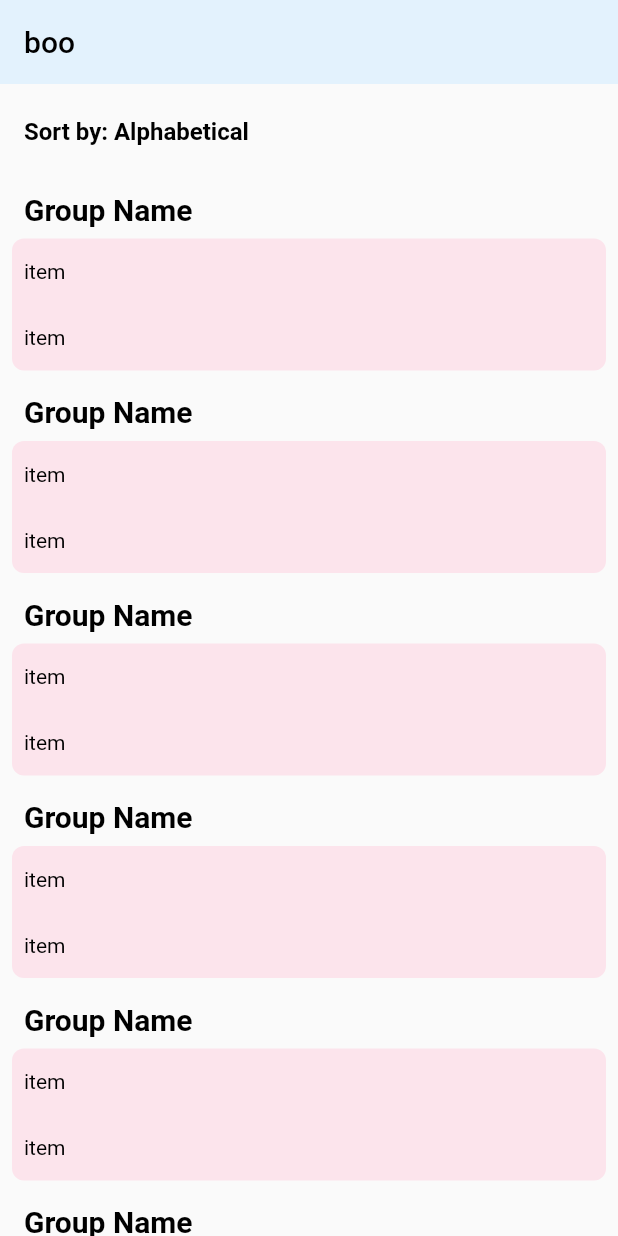
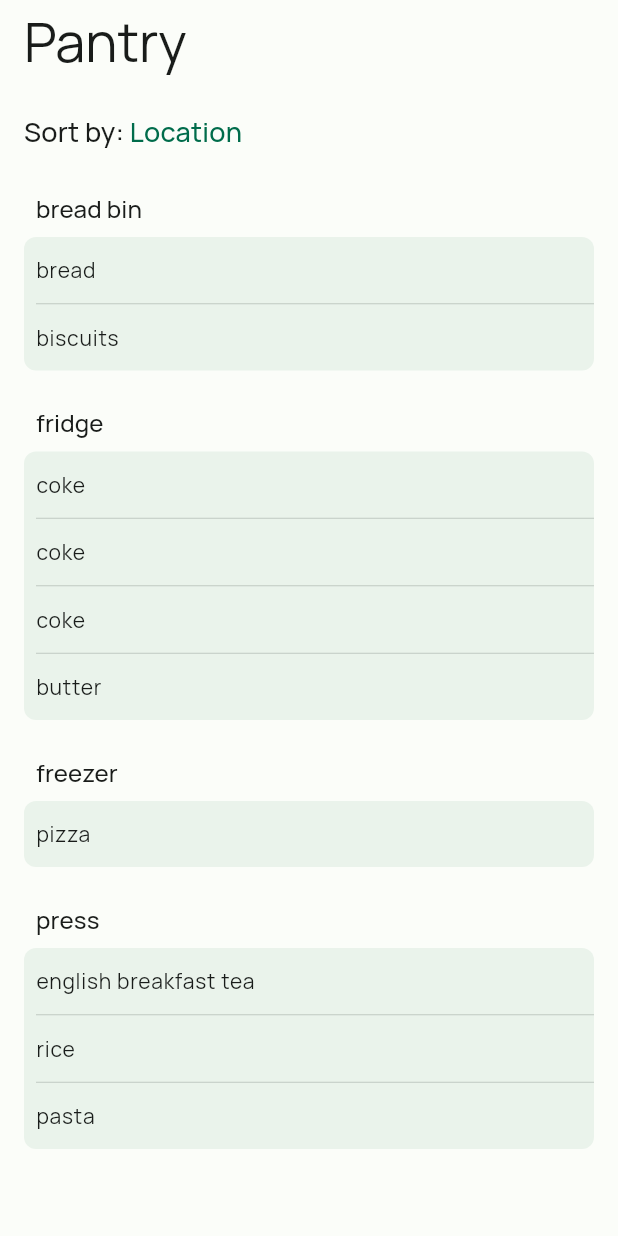
Before and after one commit to davidkmulligan/flutter-notifiers, a Flutter app: the screen it shows after launch, on a phone screen of 412 x 824 dp. Run offline on Flutter 3.47's test engine with Material 2 defaults, Android fonts, the phone set to English and light mode, and no system bars.

Commit message:
some UI layout work

```diff
--- a/lib/inventory_list_group.dart
+++ b/lib/inventory_list_group.dart
@@ -1,21 +1,29 @@
 import 'package:flutter/material.dart';
+import 'package:pantry/consumable.dart';
+
+import 'theme.dart' as theme;
 
 import 'inventory_list_tile.dart';
 
 class InventoryListGroup extends StatelessWidget {
-  const InventoryListGroup({Key? key}) : super(key: key);
+  const InventoryListGroup(
+      {required this.groupTitle, required this.groupList, Key? key})
+      : super(key: key);
+
+  final String groupTitle;
+  final List<Consumable> groupList;
 
   @override
   Widget build(BuildContext context) {
     return Container(
-      margin: const EdgeInsets.fromLTRB(8.0, 0.0, 8.0, 8.0),
+      margin: const EdgeInsets.fromLTRB(16.0, 0.0, 16.0, 16.0),
       // width:
       //     MediaQuery.of(context).size.width - 16.0, // 8px padding on each side
       // color: Colors.pink[900],
       child: Column(
         children: [
-          _groupTitle('Group Name'),
-          _groupBody(),
+          _groupTitle(groupTitle),
+          _groupBody(groupList),
         ],
       ),
     );
@@ -25,26 +33,35 @@ class InventoryListGroup extends StatelessWidget {
 Widget _groupTitle(String title) => Container(
       alignment: Alignment.centerLeft,
       padding: const EdgeInsets.all(8.0),
+      // padding: const EdgeInsets.symmetric(vertical: 8.0),
       // color: Colors.pink[700],
       child: Text(
         title,
-        style: const TextStyle(
-          color: Colors.black,
-          fontSize: 20.0,
-          fontWeight: FontWeight.bold,
-        ),
+        style: theme.Typography.titleSmall(theme.Light.onBackground),
       ),
     );
 
-Widget _groupBody() => Container(
+Widget _groupBody(List<Consumable> list) {
+  final _listTiles = <Widget>[];
+
+  for (Consumable c in list) {
+    _listTiles.add(InventoryListTile(itemName: c.name));
+    _listTiles.add(Divider(
+      indent: 8.0,
+      height: 1.0,
+      color: theme.Light.onSurfaceAccent,
+    ));
+  }
+
+  _listTiles.removeLast();
+
+  return Container(
     decoration: BoxDecoration(
-        color: Colors.pink[50],
+      color: theme.Light.surface,
       borderRadius: BorderRadius.circular(8.0),
     ),
     child: Column(
-        children: const [
-          InventoryListTile(itemName: 'item'),
-          InventoryListTile(itemName: 'item'),
-        ],
+      children: _listTiles,
     ),
   );
+}
--- a/lib/inventory_list_tile.dart
+++ b/lib/inventory_list_tile.dart
@@ -1,4 +1,6 @@
 import 'package:flutter/material.dart';
+
+import 'theme.dart' as theme;
 
 class InventoryListTile extends StatelessWidget {
   const InventoryListTile({Key? key, required this.itemName}) : super(key: key);
@@ -14,7 +16,7 @@ class InventoryListTile extends StatelessWidget {
       // color: Colors.pink[50],
       child: Text(
         itemName,
-        style: const TextStyle(color: Colors.black),
+        style: theme.Typography.bodyMedium(theme.Light.onSurface),
       ),
     );
   }
--- a/lib/inventory_view.dart
+++ b/lib/inventory_view.dart
@@ -2,58 +2,114 @@ import 'package:flutter/material.dart';
 import 'package:flutter/services.dart';
 
 import 'inventory_list_group.dart';
+
+import 'consumable.dart';
+import 'theme.dart' as theme;
+import 'store.dart' as store;
 
 class InventoryView extends StatelessWidget {
   const InventoryView({Key? key}) : super(key: key);
 
   @override
   Widget build(BuildContext context) {
+    final Map<String, List<Consumable>> _groups = <String, List<Consumable>>{};
+
+    for (Consumable consumable in store.consumables) {
+      if (_groups.containsKey(consumable.location)) {
+        _groups[consumable.location]!.add(consumable);
+      } else {
+        _groups[consumable.location] = [consumable];
+      }
+    }
+
     return Scaffold(
+      backgroundColor: theme.Light.background,
       appBar: _appBar(),
-      body: _body(),
+      body: _stackBody(_groups),
     );
   }
 }
 
-AppBar _appBar() => AppBar(
-      systemOverlayStyle: SystemUiOverlayStyle.dark,
-      backgroundColor: Colors.blue[50],
-      elevation: 0.0,
-      title: const Text('boo', style: TextStyle(color: Colors.black)),
+Stack _stackBody(Map<String, List<Consumable>> groups) => Stack(
+      children: [
+        _body(groups),
+        _stackOverlay(),
+      ],
     );
 
-Widget _body() => Column(
+Widget _stackOverlay() => Column(
+      mainAxisAlignment: MainAxisAlignment.end,
       children: [
-        _sortBy(),
-        Expanded(
-          child: ListView(
-            children: const [
-              InventoryListGroup(),
-              InventoryListGroup(),
-              InventoryListGroup(),
-              InventoryListGroup(),
-              InventoryListGroup(),
-              InventoryListGroup(),
-              InventoryListGroup(),
-            ],
+        Container(
+          // alignment: Alignment.bottomCenter,
+          height: 48.0,
+
+          decoration: BoxDecoration(
+            gradient: LinearGradient(
+              begin: Alignment.topCenter,
+              end: Alignment.bottomCenter,
+              colors: [theme.Light.backgroundFaded, theme.Light.background],
+            ),
           ),
         ),
       ],
     );
 
+AppBar _appBar() => AppBar(
+      systemOverlayStyle: SystemUiOverlayStyle.dark,
+      backgroundColor: Colors.transparent,
+      elevation: 0.0,
+      title: Text('Pantry',
+          style: theme.Typography.display(theme.Light.onBackground)),
+    );
+
+Widget _body(Map<String, List<Consumable>> groups) {
+  final _listGroups = <Widget>[];
+  final _keys = groups.keys;
+
+  for (var k in _keys) {
+    _listGroups.add(InventoryListGroup(
+      groupTitle: k,
+      groupList: groups[k]!,
+    ));
+  }
+
+  // _listGroups.add(const SizedBox(height: 24.0));
+
+  return Column(
+    children: [
+      _sortBy(),
+      Expanded(
+        child: ListView(
+          children: _listGroups,
+        ),
+      ),
+    ],
+  );
+}
+
 Widget _sortBy() => Container(
       height: 64.0,
       // color: Colors.blue[100],
       padding: const EdgeInsets.only(left: 16.0),
-      child: const Align(
+      child: Align(
         alignment: Alignment.centerLeft,
-        child: Text(
-          'Sort by: Alphabetical',
-          style: TextStyle(
-            color: Colors.black,
-            fontSize: 16.0,
-            fontWeight: FontWeight.bold,
-          ),
+        child: RichText(
+          text: TextSpan(
+              style: theme.Typography.titleMedium(theme.Light.onBackground),
+              children: [
+                const TextSpan(text: 'Sort by: '),
+                TextSpan(
+                    text: 'Location',
+                    style: theme.Typography.titleMedium(theme.Light.primary)),
+              ]),
         ),
       ),
     );
+
+// Widget _container = Container(
+//   child: Text(
+//     'hello',
+
+//   ),
+// );
```
Lines whose indentation alone changed are shown as unchanged.
